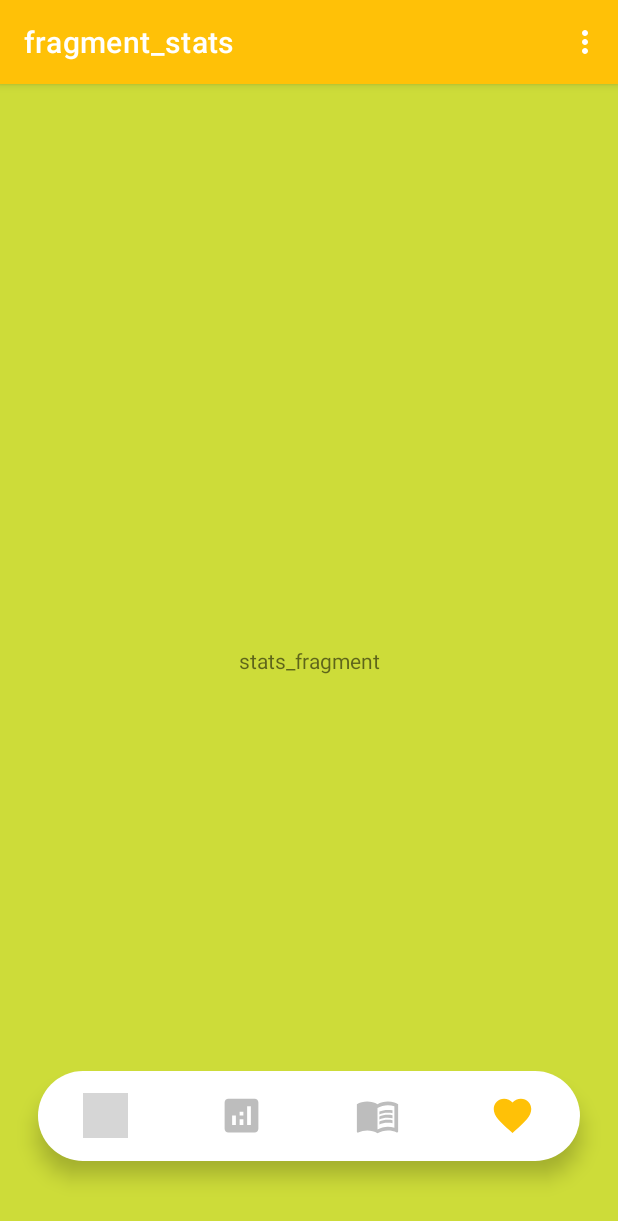
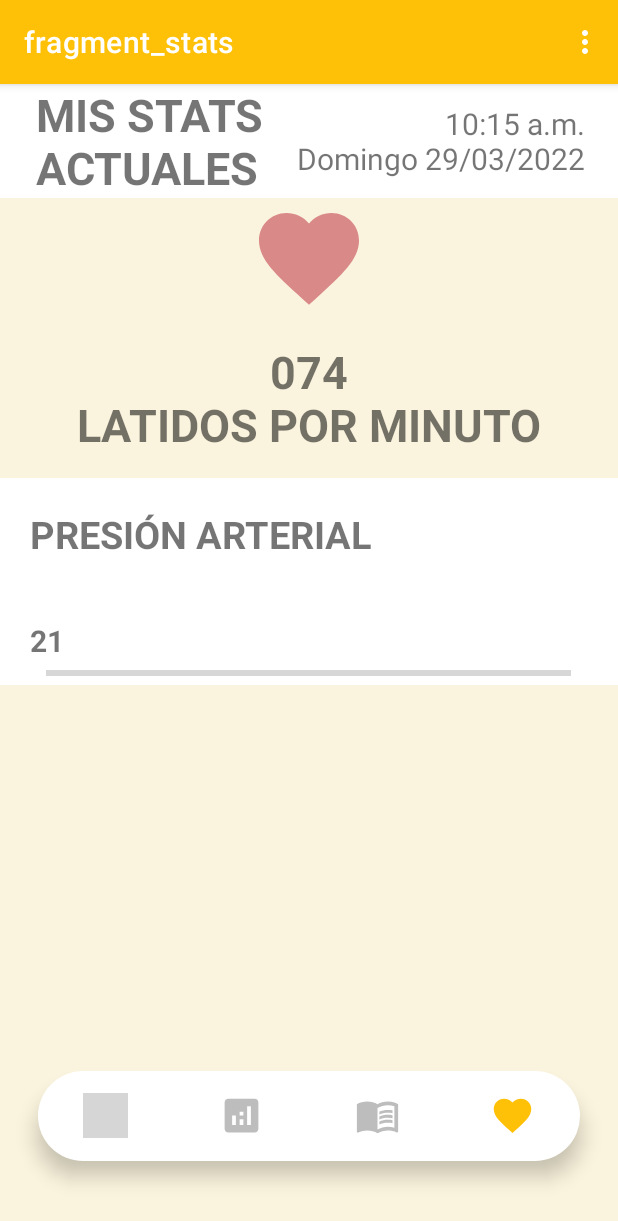
Before and after one commit to fakker19/WeCare_FrontEnd, an Android app: the StatsFragment screen opened through its navigation route, on a phone screen of 412 x 824 dp. Shown: the top 1221 px of the screen. Run offline under Robolectric (Android 15) with nearby library versions, the phone set to English and light mode, and no system bars; our stand-ins replace navigation-ui; grey boxes are pictures that could not be loaded.

Commit message:
feat; stats done

```diff
--- a/app/src/main/java/com/example/wecareapp/FeelingFragment.kt
+++ b/app/src/main/java/com/example/wecareapp/FeelingFragment.kt
@@ -14,7 +14,6 @@ import androidx.recyclerview.widget.RecyclerView
 import com.demo.retrofitwithpost.GetEventsVM
 import com.example.wecareapp.model.EventGet
 import com.example.wecareapp.recyclerview.RecyclerViewAdapter
-
 
 class FeelingFragment : Fragment(){
 
--- /dev/null
+++ b/app/src/main/res/drawable-v24/ic_fav240.xml
@@ -0,0 +1,5 @@
+<vector android:height="240dp" android:tint="#FFC107"
+    android:viewportHeight="24" android:viewportWidth="24"
+    android:width="240dp" xmlns:android="http://schemas.android.com/apk/res/android">
+    <path android:fillColor="@android:color/white" android:pathData="M12,21.35l-1.45,-1.32C5.4,15.36 2,12.28 2,8.5 2,5.42 4.42,3 7.5,3c1.74,0 3.41,0.81 4.5,2.09C13.09,3.81 14.76,3 16.5,3 19.58,3 22,5.42 22,8.5c0,3.78 -3.4,6.86 -8.55,11.54L12,21.35z"/>
+</vector>
--- a/app/src/main/res/layout/activity_main.xml
+++ b/app/src/main/res/layout/activity_main.xml
@@ -11,7 +11,10 @@
     <LinearLayout
         android:layout_width="match_parent"
         android:layout_height="match_parent"
-        android:orientation="vertical">
+        android:orientation="vertical"
+        tools:layout_editor_absoluteX="-16dp"
+        tools:layout_editor_absoluteY="-67dp">
+
         <LinearLayout
             android:layout_width="match_parent"
             android:layout_height="wrap_content"
@@ -19,6 +22,7 @@
             android:orientation="vertical">
 
         </LinearLayout>
+
         <LinearLayout
             android:layout_width="match_parent"
             android:layout_height="wrap_content"
@@ -60,16 +64,12 @@
             android:paddingBottom="10dp">
 
 
-
-
-
             <View
                 android:id="@+id/login_box"
                 android:layout_width="343dp"
                 android:layout_height="250dp"
                 android:layout_gravity="center"
                 android:background="@drawable/color"
-
 
 
                 app:layout_constraintBottom_toBottomOf="parent"
@@ -98,8 +98,8 @@
 
 
             <com.google.android.material.textfield.TextInputLayout
+                android:id="@+id/ti_correolog"
                 style="@style/Widget.MaterialComponents.TextInputLayout.OutlinedBox"
-                android:id="@+id/ti_correolog"
                 android:layout_width="281dp"
                 android:layout_height="wrap_content"
                 android:layout_marginStart="3dp"
@@ -113,17 +113,16 @@
                 <AutoCompleteTextView
                     android:id="@+id/tv_emaillog"
                     android:layout_width="278dp"
-                    android:textSize="16dp"
                     android:layout_height="51dp"
-                    android:hint="Correo" />
+                    android:hint="Correo"
+                    android:textSize="16dp" />
 
             </com.google.android.material.textfield.TextInputLayout>
 
 
-
             <com.google.android.material.textfield.TextInputLayout
+                android:id="@+id/ti_contralog"
                 style="@style/Widget.MaterialComponents.TextInputLayout.OutlinedBox"
-                android:id="@+id/ti_contralog"
                 android:layout_width="281dp"
                 android:layout_height="wrap_content"
                 android:layout_marginStart="3dp"
@@ -132,17 +131,17 @@
                 app:layout_constraintHorizontal_bias="0.491"
                 app:layout_constraintStart_toStartOf="@+id/login_box"
                 app:layout_constraintTop_toTopOf="parent"
-                app:passwordToggleEnabled="true"
-                app:layout_constraintVertical_bias="0.700">
+                app:layout_constraintVertical_bias="0.700"
+                app:passwordToggleEnabled="true">
 
                 <AutoCompleteTextView
                     android:id="@+id/tv_passwordlog"
                     android:layout_width="278dp"
-                    android:textSize="16dp"
                     android:layout_height="51dp"
+                    android:hint="Contraseña"
                     android:inputType="textPassword"
                     android:textColor="@color/black"
-                    android:hint="Contraseña" />
+                    android:textSize="16dp" />
             </com.google.android.material.textfield.TextInputLayout>
 
         </androidx.constraintlayout.widget.ConstraintLayout>
@@ -151,8 +150,7 @@
             android:layout_width="match_parent"
             android:layout_height="wrap_content"
             android:layout_marginTop="30dp"
-            android:orientation="vertical"
-            >
+            android:orientation="vertical">
 
             <Button
                 android:id="@+id/bt_login"
@@ -160,32 +158,32 @@
                 android:layout_height="wrap_content"
                 android:layout_gravity="center"
                 android:layout_marginTop="10dp"
-                app:backgroundTint="#FFA69E"
                 android:background="@drawable/loginbutton"
                 android:text="Iniciar"
                 android:textColor="#000"
-                android:textSize="20dp" />
+                android:textSize="20dp"
+                app:backgroundTint="#FFA69E" />
 
             <TextView
                 android:id="@+id/textView2"
                 android:layout_width="match_parent"
                 android:layout_height="wrap_content"
+                android:layout_gravity="center"
+                android:layout_marginTop="10dp"
                 android:gravity="center"
-                android:layout_gravity="center"
                 android:text="o"
-                android:textSize="15dp"
-                android:layout_marginTop="10dp"/>
+                android:textSize="15dp" />
 
             <Button
                 android:id="@+id/bt_signup"
                 android:layout_width="169dp"
                 android:layout_height="wrap_content"
                 android:layout_gravity="center"
+                android:layout_marginTop="10dp"
+                android:background="#00000000"
                 android:text="Crear cuenta"
-                android:textSize="15dp"
-                android:background="#00000000"
                 android:textColor="#000"
-                android:layout_marginTop="10dp"/>
+                android:textSize="15dp" />
 
         </LinearLayout>
 
--- a/app/src/main/res/layout/dialog_home.xml
+++ b/app/src/main/res/layout/dialog_home.xml
@@ -26,14 +26,14 @@
 
         <Button
             android:id="@+id/button"
-            android:layout_width="205dp"
+            android:layout_width="150dp"
             android:layout_height="wrap_content"
             android:backgroundTint="#636363"
             android:text="NO" />
 
         <Button
             android:id="@+id/button2"
-            android:layout_width="205dp"
+            android:layout_width="150dp"
             android:layout_height="wrap_content"
             android:backgroundTint="#CF6B6B"
             android:text="SI" />
--- a/app/src/main/res/layout/fragment_home.xml
+++ b/app/src/main/res/layout/fragment_home.xml
@@ -19,11 +19,6 @@
             android:layout_height="wrap_content"
             android:orientation="vertical"
             app:layout_constraintTop_toTopOf="parent">
-
-            <Space
-                android:id="@+id/space2"
-                android:layout_width="match_parent"
-                android:layout_height="67dp" />
 
             <LinearLayout
                 android:layout_width="match_parent"
--- a/app/src/main/res/layout/fragment_stats.xml
+++ b/app/src/main/res/layout/fragment_stats.xml
@@ -1,25 +1,130 @@
 <?xml version="1.0" encoding="utf-8"?>
-<FrameLayout xmlns:android="http://schemas.android.com/apk/res/android"
+<androidx.constraintlayout.widget.ConstraintLayout xmlns:android="http://schemas.android.com/apk/res/android"
+    xmlns:app="http://schemas.android.com/apk/res-auto"
     xmlns:tools="http://schemas.android.com/tools"
+    android:id="@+id/frameLayout"
     android:layout_width="match_parent"
     android:layout_height="match_parent"
-    xmlns:app="http://schemas.android.com/apk/res-auto"
-    tools:context=".StatsFragment"
-    android:background="#CDDC39">
+    android:layout_gravity="center"
+    android:background="#FAF3DD"
+    tools:context=".StatsFragment">
 
-    <!-- TODO: Update blank fragment layout -->
+    <LinearLayout
+        android:layout_width="match_parent"
+        android:layout_height="match_parent"
+        android:orientation="vertical">
 
-    <androidx.constraintlayout.widget.ConstraintLayout
-        android:layout_width="match_parent"
-        android:layout_height="match_parent">
+        <LinearLayout
+            android:layout_width="match_parent"
+            android:layout_height="wrap_content"
+            android:background="#FFFFFF"
+            android:orientation="horizontal">
 
-        <TextView
-            android:layout_width="wrap_content"
+            <Space
+                android:layout_width="24dp"
+                android:layout_height="wrap_content" />
+
+            <TextView
+                android:id="@+id/textView6"
+                android:layout_width="wrap_content"
+                android:layout_height="wrap_content"
+                android:layout_gravity="center_horizontal"
+                android:foregroundGravity="left"
+                android:gravity="center|left"
+                android:text="MIS STATS\nACTUALES"
+                android:textSize="30dp"
+                android:textStyle="bold" />
+
+            <Space
+                android:layout_width="24dp"
+                android:layout_height="wrap_content"
+                android:layout_weight="1" />
+
+            <TextView
+                android:id="@+id/textView8"
+                android:layout_width="wrap_content"
+                android:layout_height="match_parent"
+                android:foregroundGravity="right"
+                android:gravity="center|right"
+                android:text="10:15 a.m.\nDomingo 29/03/2022"
+                android:textSize="20dp" />
+
+            <Space
+                android:layout_width="24dp"
+                android:layout_height="wrap_content"
+                android:layout_weight="1" />
+
+        </LinearLayout>
+
+        <LinearLayout
+            android:layout_width="match_parent"
             android:layout_height="wrap_content"
-            android:text="stats_fragment"
-            app:layout_constraintBottom_toBottomOf="parent"
-            app:layout_constraintEnd_toEndOf="parent"
-            app:layout_constraintStart_toStartOf="parent"
-            app:layout_constraintTop_toTopOf="parent" />
-    </androidx.constraintlayout.widget.ConstraintLayout>
-</FrameLayout>
+            android:gravity="center"
+            android:orientation="vertical">
+
+            <ImageView
+                android:id="@+id/imageView3"
+                android:layout_width="wrap_content"
+                android:layout_height="wrap_content"
+                android:layout_gravity="center"
+                android:foregroundGravity="center"
+                android:gravity="center"
+                android:src="@drawable/ic_fav"
+                app:srcCompat="@drawable/ic_fav240"
+                app:tint="#DA8989" />
+
+            <TextView
+                android:id="@+id/textView12"
+                android:layout_width="match_parent"
+                android:layout_height="wrap_content"
+                android:layout_gravity="center"
+                android:layout_marginTop="15dp"
+                android:layout_marginBottom="15dp"
+                android:foregroundGravity="center"
+                android:gravity="center"
+                android:text="074\nLATIDOS POR MINUTO"
+                android:textSize="30dp"
+                android:textStyle="bold" />
+
+        </LinearLayout>
+
+        <LinearLayout
+            android:layout_width="match_parent"
+            android:layout_height="wrap_content"
+            android:background="#FFFFFF"
+            android:orientation="vertical">
+
+            <TextView
+                android:id="@+id/textView18"
+                android:layout_width="match_parent"
+                android:layout_height="wrap_content"
+                android:paddingLeft="20dp"
+                android:paddingTop="20dp"
+                android:paddingBottom="20dp"
+                android:text="PRESIÓN ARTERIAL"
+                android:textSize="25dp"
+                android:textStyle="bold" />
+
+            <TextView
+                android:id="@+id/textView19"
+                android:layout_width="match_parent"
+                android:layout_height="wrap_content"
+                android:paddingLeft="20dp"
+                android:paddingTop="20dp"
+                android:text="21"
+                android:textSize="20dp"
+                android:textStyle="bold" />
+
+            <ProgressBar
+                android:id="@+id/progressBar"
+                style="?android:attr/progressBarStyleHorizontal"
+                android:layout_width="350dp"
+                android:layout_height="wrap_content"
+                android:layout_gravity="center"
+                android:foregroundGravity="center" />
+
+        </LinearLayout>
+
+    </LinearLayout>
+
+</androidx.constraintlayout.widget.ConstraintLayout>
```
